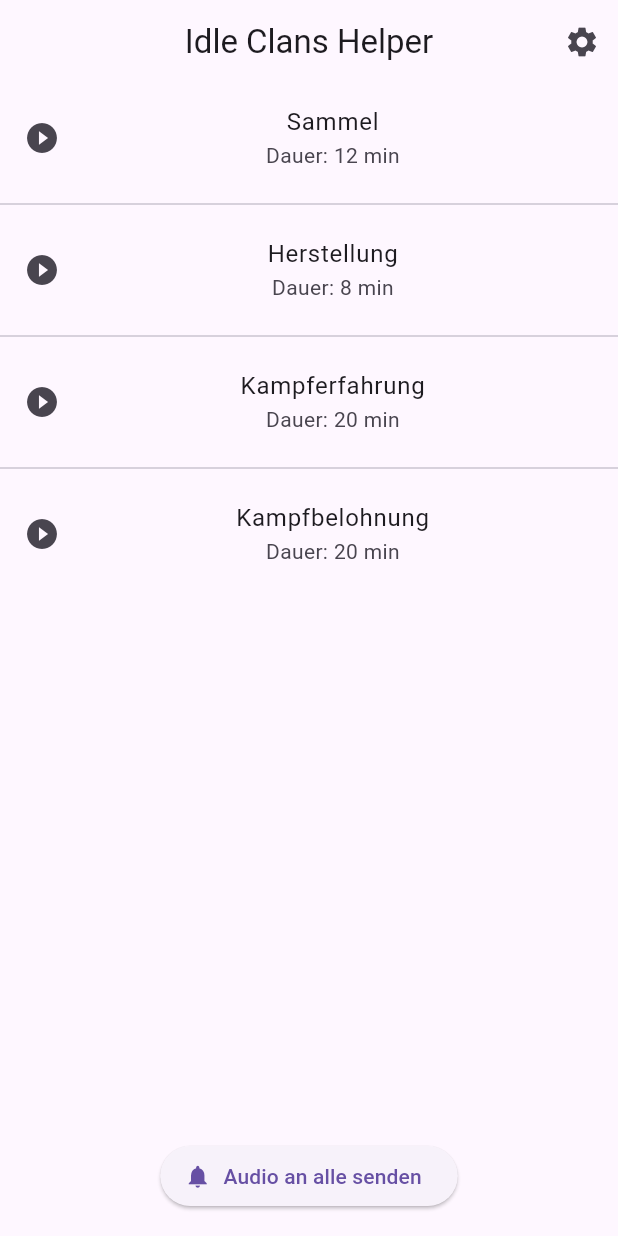
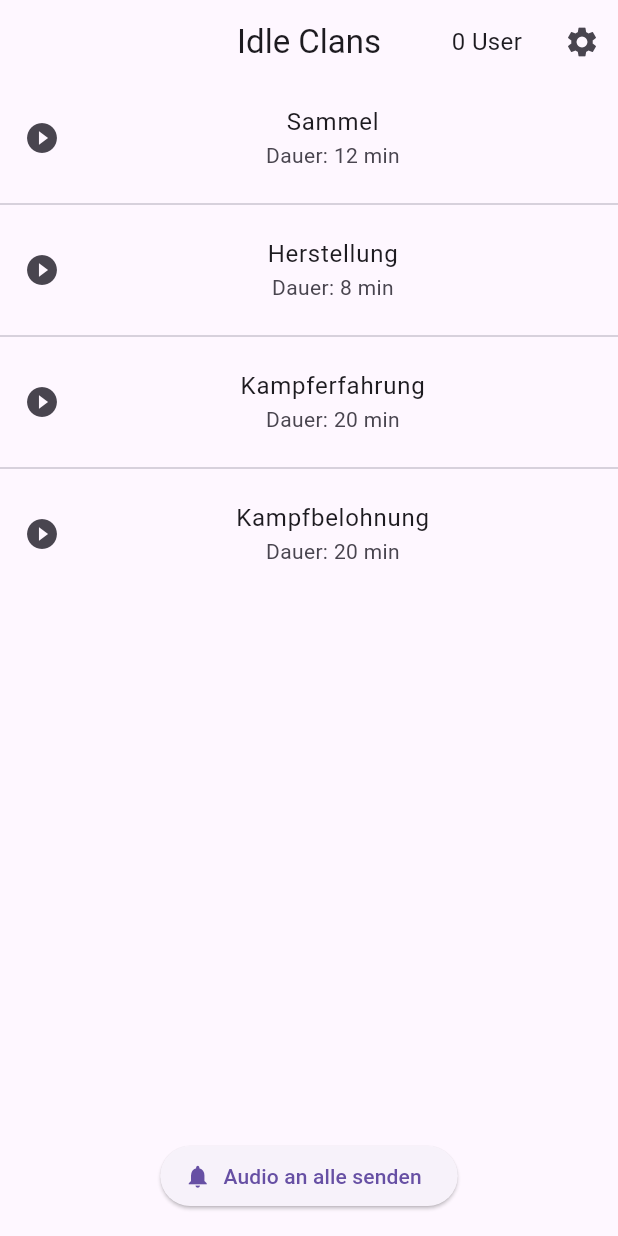
Before and after one commit to And0r-/clans, a Flutter app: the screen it shows after launch, on a phone screen of 412 x 824 dp. Run offline on Flutter 3.47's test engine with Material 3 defaults, Android fonts, the light colour scheme and no system bars; our stand-ins replace audioplayers, flutter_dotenv, shared_preferences, socket_io_client; missing offline and left inert: window_size; network calls fail.

Commit message:
add user counter

```diff
--- a/lib/screens/home_screen.dart
+++ b/lib/screens/home_screen.dart
@@ -17,6 +17,7 @@
   final SocketService _socketService = SocketService();
   Map<String, dynamic>? activeEvent;
   int remainingSeconds = 0;
+  int connectionCount = 0;
   Timer? countdownTimer;
   final AudioPlayer audioPlayer = AudioPlayer();
 
@@ -47,6 +48,12 @@
     });
     _socketService.on('playNotification', (_) {
       playNotificationSound();
+    });
+    _socketService.on('connectionCount', (data) {
+      setState(() {
+        connectionCount = data;
+      });
+      print("Aktuelle Verbindunganzahl: $connectionCount");
     });
   }
 
@@ -93,9 +100,18 @@
   Widget build(BuildContext context) {
     return Scaffold(
       appBar: AppBar(
-        title: Text('Idle Clans Helper'),
+        title: Text('Idle Clans'),
         centerTitle: true,
         actions: [
+          Center(
+            child: Padding(
+              padding: const EdgeInsets.symmetric(horizontal: 16.0),
+              child: Text(
+                '$connectionCount User',
+                style: TextStyle(fontSize: 16),
+              ),
+            ),
+          ),
           IconButton(
             icon: Icon(Icons.settings),
             onPressed: () {
```
Also changed, not shown: 2 other files.
